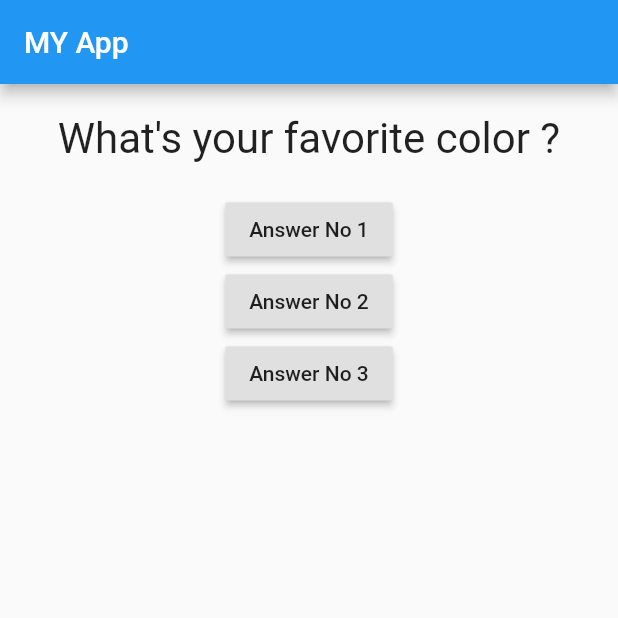
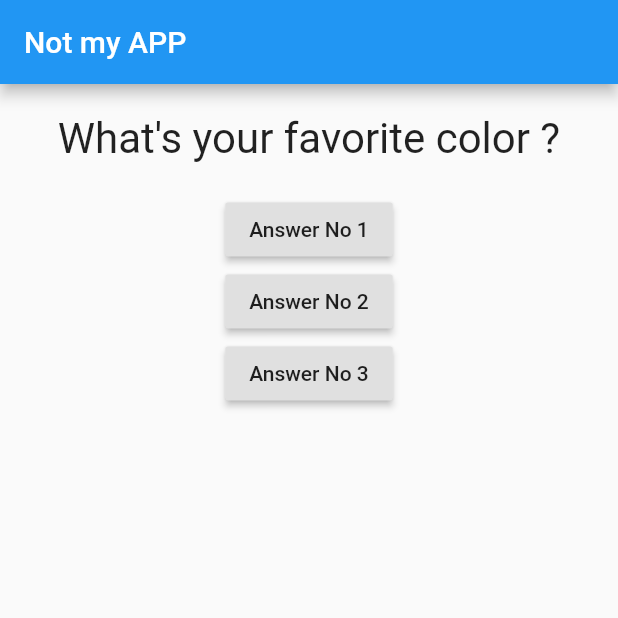
Before and after one commit to moazam74/FirstProjectOnGithub, a Flutter app: the screen it shows after launch, on a phone screen of 412 x 824 dp, the top half of it. Run offline on Flutter 3.47's test engine with Material 2 defaults, Android fonts, the phone set to English and light mode, and no system bars.

Commit message:
Update main.dart

```diff
--- a/lib/main.dart
+++ b/lib/main.dart
@@ -31,7 +31,7 @@ class _MyAppState extends State<MyApp> {
     return MaterialApp(
         home: Scaffold(
             appBar: AppBar(
-              title: Text("MY App"),
+              title: Text("Not my APP"),
             ),
             body: Column(
               children: [
```
